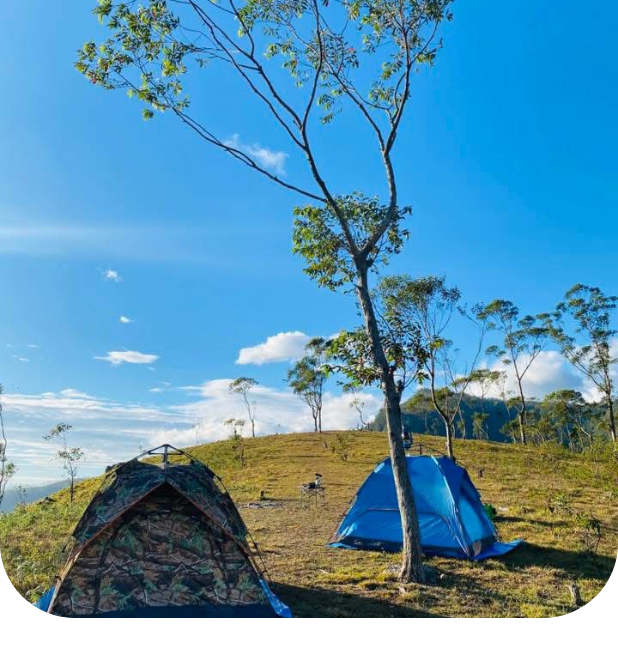
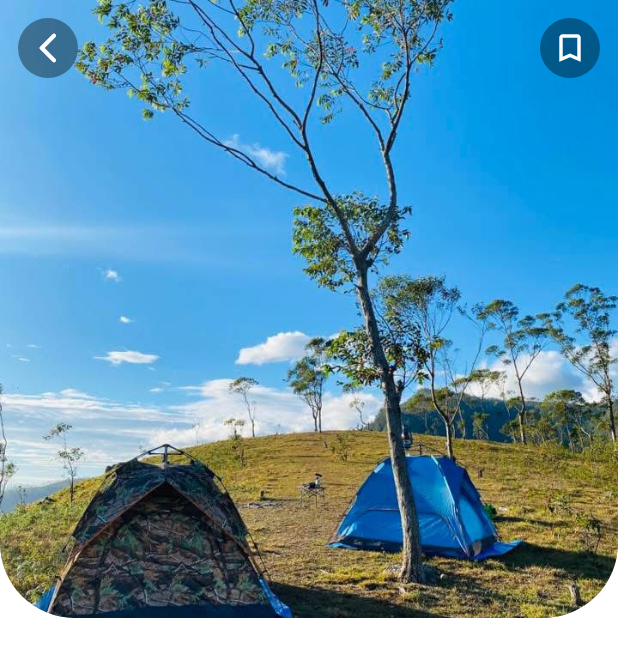
Before and after one commit to Eranga035225/app_for_travel_tales_flutter, a Flutter app: the screen it shows after launch, on a phone screen of 412 x 824 dp. Shown: the top 657 px of the screen. Run offline on Flutter 3.47's test engine with Material 3 defaults, Android fonts, the phone set to English and light mode, and no system bars; our stand-ins replace font_awesome_flutter, google_fonts.

Commit message:
developed image showing part

```diff
--- a/lib/screens/place_view.dart
+++ b/lib/screens/place_view.dart
@@ -25,6 +25,36 @@ class PlaceView extends StatelessWidget {
           ),
 
           child: Stack(
+            children: [
+              SafeArea(
+                child: Padding(
+                  padding: const EdgeInsets.all(8.0),
+                  child: Row(
+                    mainAxisAlignment: MainAxisAlignment.spaceBetween,
+                    children: [
+                  IconButton(onPressed: (){},
+                    style: ButtonStyle(
+                      backgroundColor:WidgetStatePropertyAll(
+                        Colors.black38
+                      )
+
+                    ),
+                    icon: Icon(Icons.arrow_back_ios_new_rounded, color: Colors.white,)),
+
+                  IconButton(onPressed: (){},
+                    style: ButtonStyle(
+                      backgroundColor:WidgetStatePropertyAll(
+                        Colors.black38
+                      )
+
+                    ),
+                    icon: Icon(Icons.bookmark_border, color: Colors.white,)),
+
+                  ],),
+                ),
+              ),
+
+            ],
 
           )
           )
```
